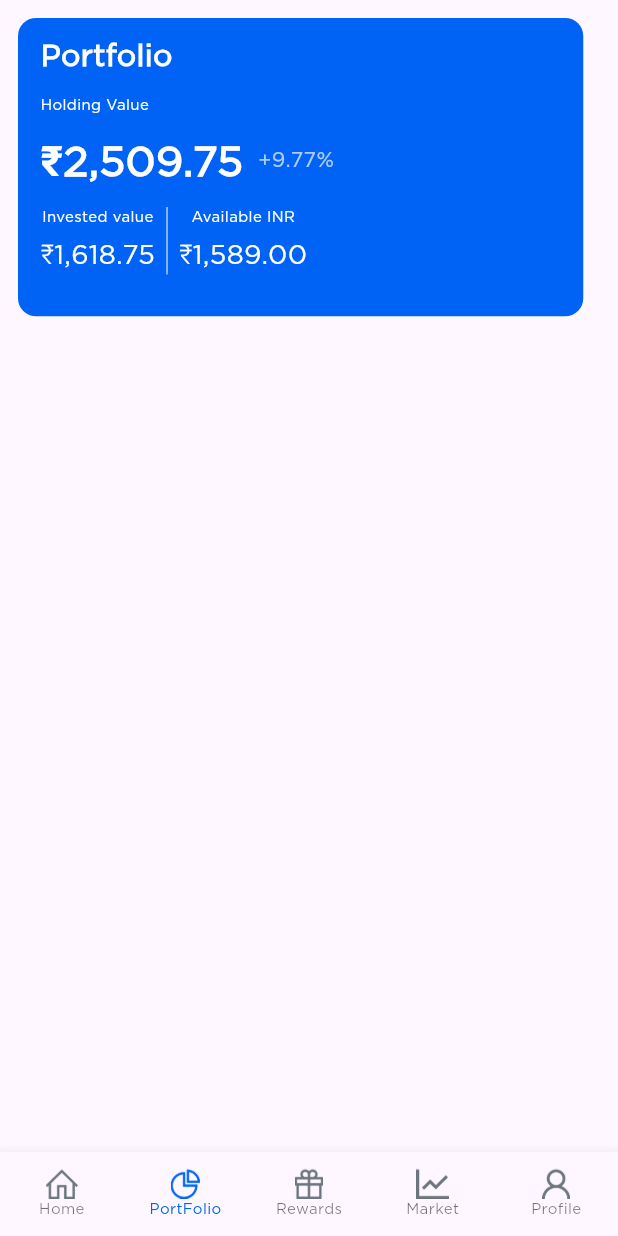
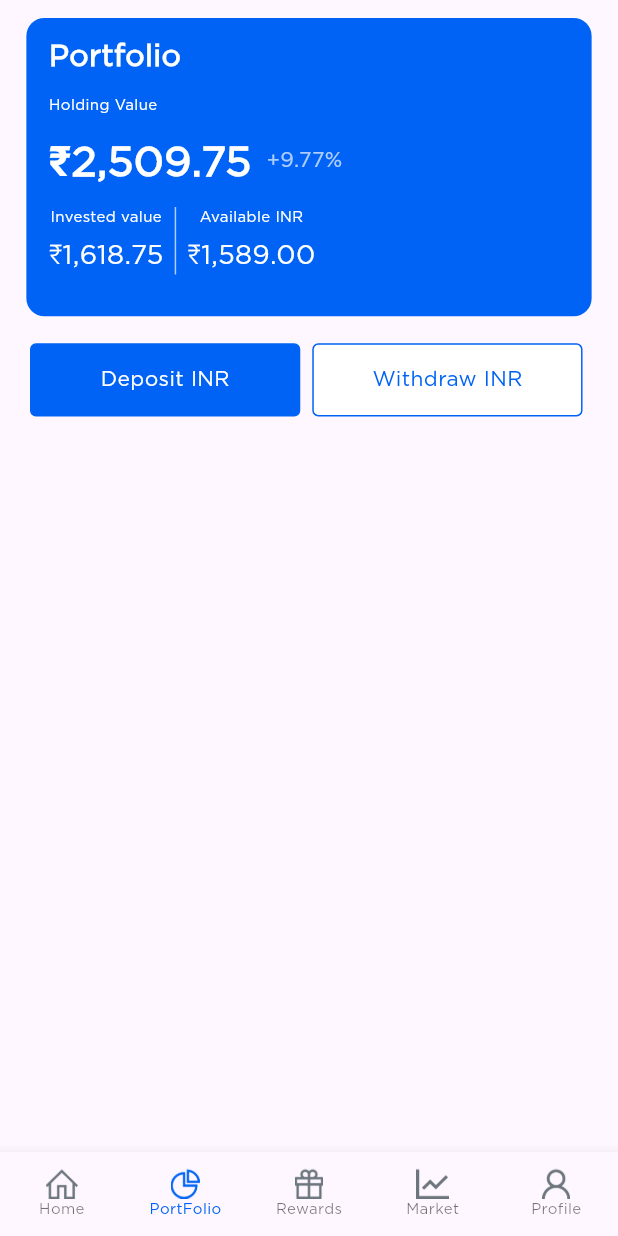
Before and after one commit to Febinjohnson96/z_coins, a Flutter app: the MainAppView screen opened by its route, item 2 of the bottom bar chosen, on a phone screen of 412 x 824 dp. Run offline on Flutter 3.47's test engine with Material 3 defaults, Android fonts, the light colour scheme and no system bars; our stand-ins replace flutter_screenutil, gap, go_router, logger.

Commit message:
added buttons

```diff
--- a/lib/presentation/portfolio/portfolio_screen.dart
+++ b/lib/presentation/portfolio/portfolio_screen.dart
@@ -1,14 +1,38 @@
 import 'package:flutter/widgets.dart';
+import 'package:gap/gap.dart';
 import 'package:z_coins/presentation/portfolio/widget/portfolio_header.dart';
+import 'package:z_coins/utils/logger/app_logger.dart';
+import 'package:z_coins/widgets/button/app_button.dart';
+import 'package:z_coins/widgets/button/app_button_bordered.dart';
 
 class PortFolioScreen extends StatelessWidget {
   const PortFolioScreen({super.key});
 
   @override
   Widget build(BuildContext context) {
-    return const Column(
+    return Column(
       children: [
-        PortFolioHeader()
+        const PortFolioHeader(),
+        const Gap(10),
+        Padding(
+          padding: const EdgeInsets.all(8.0),
+          child: Row(
+            children: [
+              AppButton(
+                btnTitle: 'Deposit INR',
+                buttonHeight: 48,
+                buttonWidth: 164,
+                btnCallBack: ()=>AppLogger.errorlog('Deposit INR'),
+              ),
+              const Gap(8),
+              AppButtonBordered(
+              btnTitle: 'Withdraw INR',
+              buttonHeight: 48,
+              buttonWidth: 164,
+              btnCallBack: ()=>AppLogger.errorlog('Withdraw INR'),
+            )],
+          ),
+        )
       ],
     );
   }
--- /dev/null
+++ b/lib/widgets/button/app_button.dart
@@ -0,0 +1,20 @@
+import 'package:flutter/material.dart';
+import 'package:z_coins/utils/button_base/button_base.dart';
+
+class AppButton extends ButtonBase {
+  final int buttonHeight;
+  final int buttonWidth;
+  final VoidCallback? btnCallBack;
+  const AppButton({
+    super.key,
+    required String btnTitle,
+    required this.buttonHeight,
+    required this.buttonWidth,
+    required this.btnCallBack,
+  }) : super(
+            btnTitle: btnTitle,
+            height: buttonHeight,
+            width: buttonWidth,
+            isBordered: false,
+            callback: btnCallBack);
+}
--- /dev/null
+++ b/lib/widgets/button/app_button_bordered.dart
@@ -0,0 +1,20 @@
+import 'package:flutter/material.dart';
+import 'package:z_coins/utils/button_base/button_base.dart';
+
+class AppButtonBordered extends ButtonBase {
+  final int buttonHeight;
+  final int buttonWidth;
+  final VoidCallback? btnCallBack;
+  const AppButtonBordered({
+    super.key,
+    required String btnTitle,
+    required this.buttonHeight,
+    required this.buttonWidth,
+    required this.btnCallBack,
+  }) : super(
+            btnTitle: btnTitle,
+            height: buttonHeight,
+            width: buttonWidth,
+            isBordered: true,
+            callback: btnCallBack);
+}
```
Also changed, not shown: lib/utils/button_base/button_base.dart (added, +44 -0 lines).
